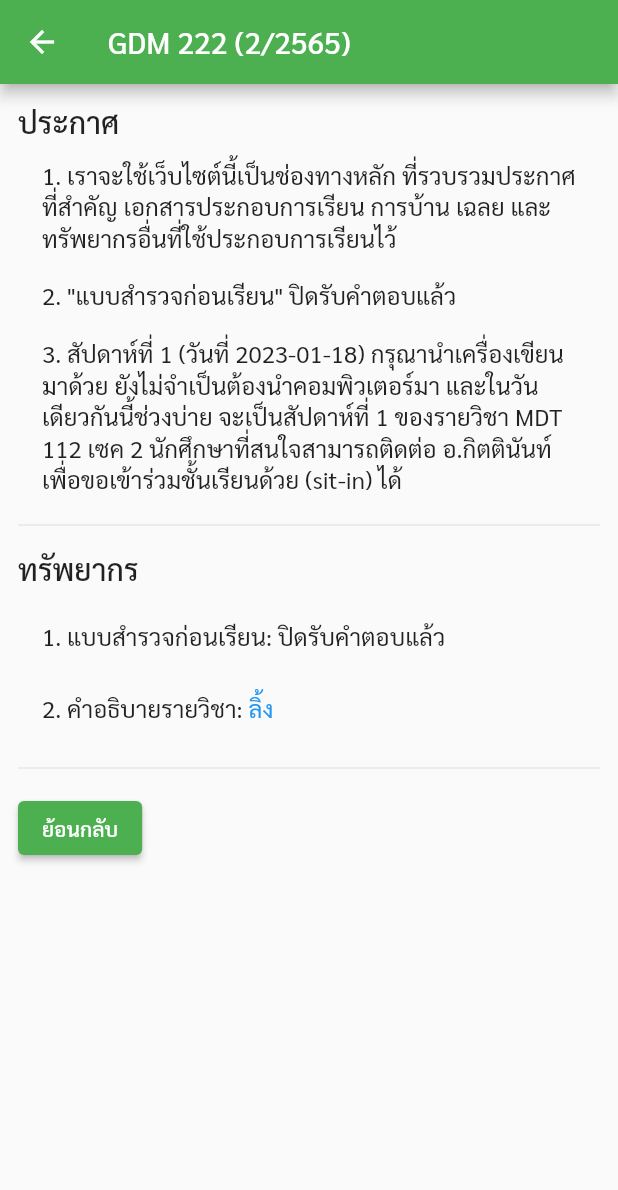
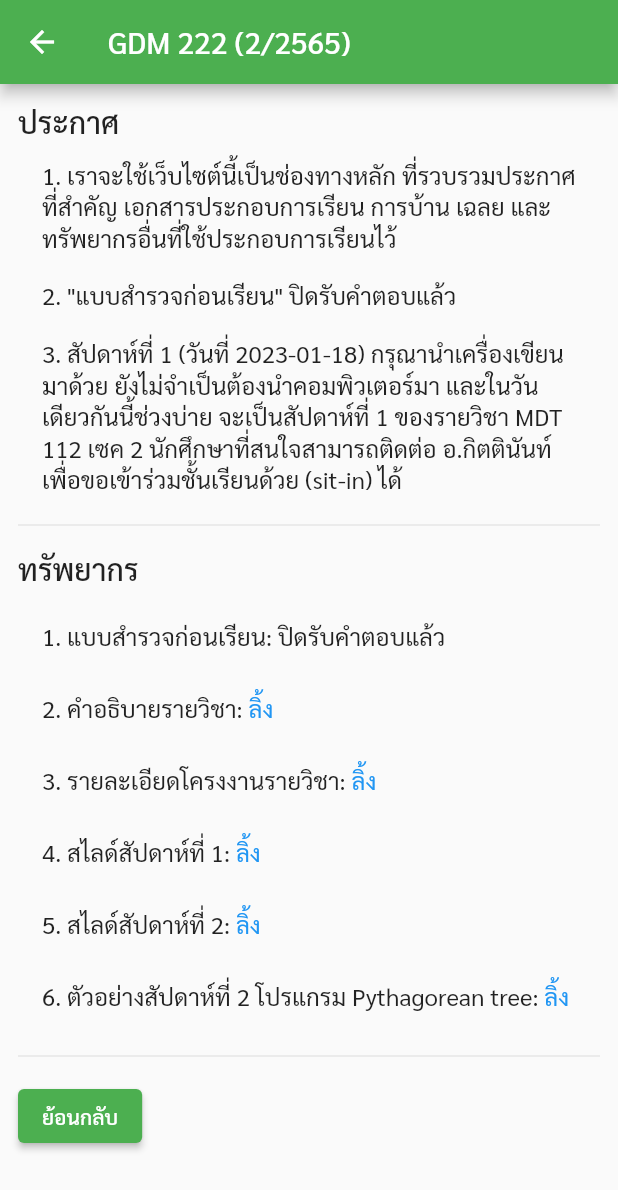
Before and after one commit to TDY2012/gdm222_2565_portal, a Flutter app: the GDM222Year65Screen screen opened by its route, on a phone screen of 412 x 824 dp. Shown: the top 1190 px of the screen. Run offline on Flutter 3.47's test engine with Material 2 defaults, Android fonts, the light colour scheme and no system bars.

Commit message:
feat: Added 1st and 2nd week slides.

```diff
--- a/lib/gdm222/year65/home.dart
+++ b/lib/gdm222/year65/home.dart
@@ -103,6 +103,102 @@ class GDM222Year65Screen extends StatelessWidget {
                   ),
                   dense: true,
                 ),
+                ListTile(
+                  title: RichText(
+                    text: TextSpan(
+                      children: [
+                        TextSpan(
+                          text: '3. รายละเอียดโครงงานรายวิชา: ',
+                          style: Theme.of(context).textTheme.titleMedium,
+                        ),
+                        TextSpan(
+                          text: 'ลิ้ง',
+                          style: Theme.of(context).textTheme.titleMedium!.copyWith(
+                            color: Theme.of(context).primaryColor
+                          ),
+                          recognizer: TapGestureRecognizer() .. onTap = () {
+                            launchUrl(
+                              Uri.parse('https://docs.google.com/document/d/1xfVSk-Fy7iqGB8A-bLQw2j44xKbjrTCT3QDexYxA2Ug/edit?usp=share_link')
+                            );
+                          },
+                        ),
+                      ]
+                    )
+                  ),
+                  dense: true,
+                ),
+                ListTile(
+                  title: RichText(
+                    text: TextSpan(
+                      children: [
+                        TextSpan(
+                          text: '4. สไลด์สัปดาห์ที่ 1: ',
+                          style: Theme.of(context).textTheme.titleMedium,
+                        ),
+                        TextSpan(
+                          text: 'ลิ้ง',
+                          style: Theme.of(context).textTheme.titleMedium!.copyWith(
+                            color: Theme.of(context).primaryColor
+                          ),
+                          recognizer: TapGestureRecognizer() .. onTap = () {
+                            launchUrl(
+                              Uri.parse('https://docs.google.com/presentation/d/1MSOIngGz-shLqziTfq2YwvPPHvJc2d6ZMmhM8ugKphw/edit?usp=share_link')
+                            );
+                          },
+                        ),
+                      ]
+                    )
+                  ),
+                  dense: true,
+                ),
+                ListTile(
+                  title: RichText(
+                    text: TextSpan(
+                      children: [
+                        TextSpan(
+                          text: '5. สไลด์สัปดาห์ที่ 2: ',
+                          style: Theme.of(context).textTheme.titleMedium,
+                        ),
+                        TextSpan(
+                          text: 'ลิ้ง',
+                          style: Theme.of(context).textTheme.titleMedium!.copyWith(
+                            color: Theme.of(context).primaryColor
+                          ),
+                          recognizer: TapGestureRecognizer() .. onTap = () {
+                            launchUrl(
+                              Uri.parse('https://docs.google.com/presentation/d/1_n-y24gOtA3KvD2Hrsv_qOo45McYiM__7dDdsci0RTM/edit?usp=share_link')
+                            );
+                          },
+                        ),
+                      ]
+                    )
+                  ),
+                  dense: true,
+                ),
+                ListTile(
+                  title: RichText(
+                    text: TextSpan(
+                      children: [
+                        TextSpan(
+                          text: '6. ตัวอย่างสัปดาห์ที่ 2 โปรแกรม Pythagorean tree: ',
+                          style: Theme.of(context).textTheme.titleMedium,
+                        ),
+                        TextSpan(
+                          text: 'ลิ้ง',
+                          style: Theme.of(context).textTheme.titleMedium!.copyWith(
+                            color: Theme.of(context).primaryColor
+                          ),
+                          recognizer: TapGestureRecognizer() .. onTap = () {
+                            launchUrl(
+                              Uri.parse('https://github.com/TDY2012/gdm222_2565_week1_pythagorean_tree')
+                            );
+                          },
+                        ),
+                      ]
+                    )
+                  ),
+                  dense: true,
+                ),
               ],
             ),
             const Divider(),
```
Also changed, not shown: 3 other files.
